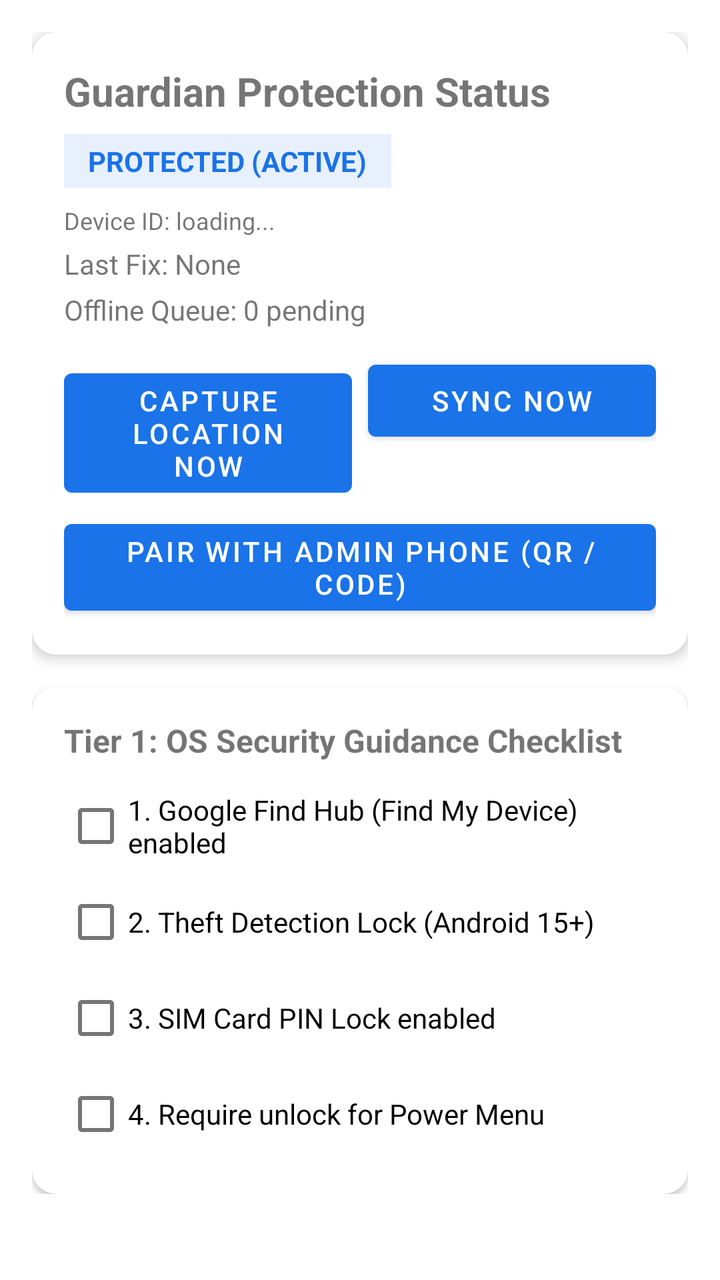
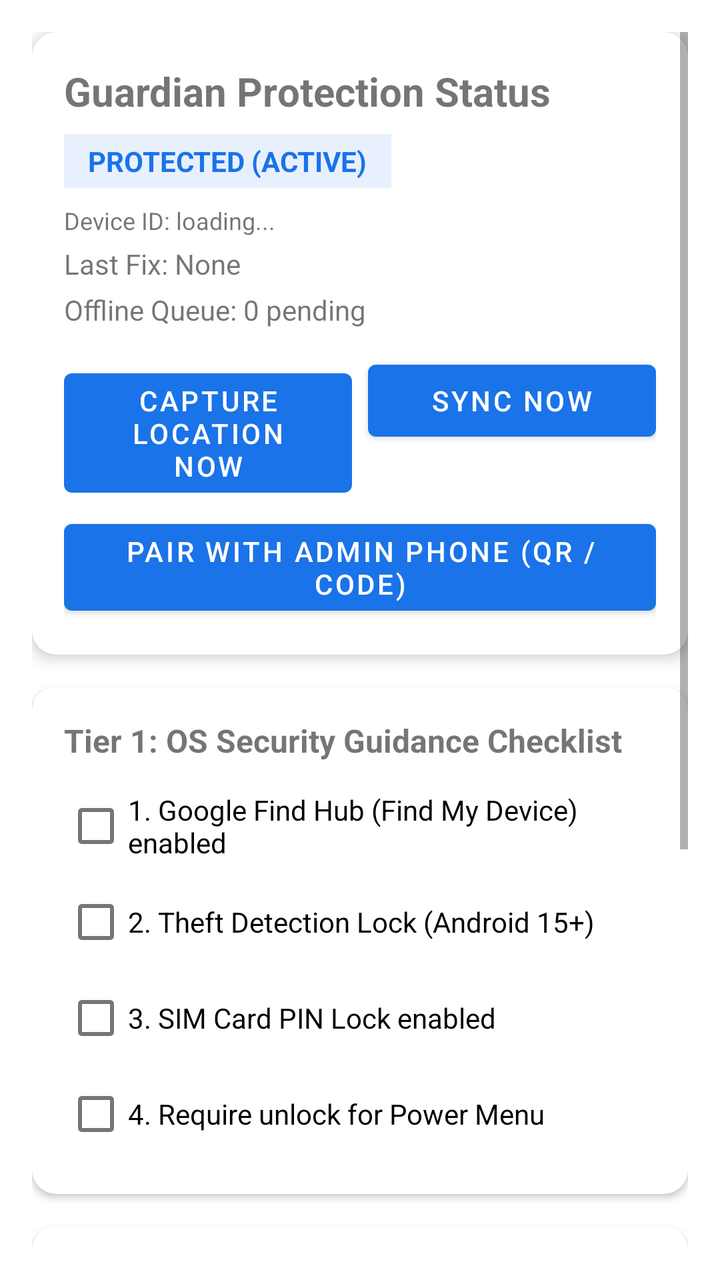

An Android layout rendered at two revisions. The XML below is the earlier revision; the diff shows what the commit changed to produce the second picture.
<!-- AndroidManifest.xml: application theme Theme.Guardian -->
<!-- res/layout/activity_main.xml -->
<?xml version="1.0" encoding="utf-8"?>
<ScrollView xmlns:android="http://schemas.android.com/apk/res/android"
    xmlns:app="http://schemas.android.com/apk/res-auto"
    android:layout_width="match_parent"
    android:layout_height="match_parent"
    android:padding="16dp">

    <LinearLayout
        android:layout_width="match_parent"
        android:layout_height="wrap_content"
        android:orientation="vertical">

        
        <com.google.android.material.card.MaterialCardView
            android:layout_width="match_parent"
            android:layout_height="wrap_content"
            android:layout_marginBottom="16dp"
            app:cardCornerRadius="12dp"
            app:cardElevation="4dp">

            <LinearLayout
                android:layout_width="match_parent"
                android:layout_height="wrap_content"
                android:orientation="vertical"
                android:padding="16dp">

                <TextView
                    android:id="@+id/tvStatusTitle"
                    android:layout_width="wrap_content"
                    android:layout_height="wrap_content"
                    android:text="@string/status_title"
                    android:textSize="20sp"
                    android:textStyle="bold" />

                <TextView
                    android:id="@+id/tvStatusBadge"
                    android:layout_width="wrap_content"
                    android:layout_height="wrap_content"
                    android:layout_marginTop="8dp"
                    android:background="#E8F0FE"
                    android:paddingHorizontal="12dp"
                    android:paddingVertical="4dp"
                    android:text="PROTECTED (ACTIVE)"
                    android:textColor="#1A73E8"
                    android:textStyle="bold" />

                <TextView
                    android:id="@+id/tvDeviceId"
                    android:layout_width="wrap_content"
                    android:layout_height="wrap_content"
                    android:layout_marginTop="8dp"
                    android:text="Device ID: loading..."
                    android:textSize="12sp" />

                <TextView
                    android:id="@+id/tvLastLocation"
                    android:layout_width="wrap_content"
                    android:layout_height="wrap_content"
                    android:layout_marginTop="4dp"
                    android:text="Last Fix: None"
                    android:textSize="14sp" />

                <TextView
                    android:id="@+id/tvQueueCount"
                    android:layout_width="wrap_content"
                    android:layout_height="wrap_content"
                    android:layout_marginTop="4dp"
                    android:text="Offline Queue: 0 pending"
                    android:textSize="14sp" />

                <LinearLayout
                    android:layout_width="match_parent"
                    android:layout_height="wrap_content"
                    android:layout_marginTop="12dp"
                    android:orientation="horizontal">

                    <Button
                        android:id="@+id/btnCaptureNow"
                        android:layout_width="0dp"
                        android:layout_height="wrap_content"
                        android:layout_weight="1"
                        android:layout_marginEnd="8dp"
                        android:text="@string/action_capture_now" />

                    <Button
                        android:id="@+id/btnSyncNow"
                        android:layout_width="0dp"
                        android:layout_height="wrap_content"
                        android:layout_weight="1"
                        android:text="@string/action_sync_now" />
                </LinearLayout>

                <Button
                    android:id="@+id/btnPairWithAdmin"
                    android:layout_width="match_parent"
                    android:layout_height="wrap_content"
                    android:layout_marginTop="8dp"
                    android:text="Pair with Admin Phone (QR / Code)" />

            </LinearLayout>
        </com.google.android.material.card.MaterialCardView>

        
        <com.google.android.material.card.MaterialCardView
            android:layout_width="match_parent"
            android:layout_height="wrap_content"
            app:cardCornerRadius="12dp"
            app:cardElevation="2dp">

            <LinearLayout
                android:layout_width="match_parent"
                android:layout_height="wrap_content"
                android:orientation="vertical"
                android:padding="16dp">

                <TextView
                    android:layout_width="wrap_content"
                    android:layout_height="wrap_content"
                    android:text="@string/tier1_title"
                    android:textSize="16sp"
                    android:textStyle="bold" />

                <CheckBox
                    android:id="@+id/cbFindHub"
                    android:layout_width="wrap_content"
                    android:layout_height="wrap_content"
                    android:layout_marginTop="8dp"
                    android:text="@string/tier1_find_hub" />

                <CheckBox
                    android:id="@+id/cbTheftDetection"
                    android:layout_width="wrap_content"
                    android:layout_height="wrap_content"
                    android:text="@string/tier1_theft_detection" />

                <CheckBox
                    android:id="@+id/cbSimLock"
                    android:layout_width="wrap_content"
                    android:layout_height="wrap_content"
                    android:text="@string/tier1_sim_lock" />

                <CheckBox
                    android:id="@+id/cbPowerMenu"
                    android:layout_width="wrap_content"
                    android:layout_height="wrap_content"
                    android:text="@string/tier1_power_menu" />

            </LinearLayout>
        </com.google.android.material.card.MaterialCardView>

    </LinearLayout>
</ScrollView>
<!-- resources referenced by this layout -->
<resources>
  <string name="action_capture_now">Capture Location Now</string>
  <string name="action_sync_now">Sync Now</string>
  <string name="status_title">Guardian Protection Status</string>
  <string name="tier1_find_hub">1. Google Find Hub (Find My Device) enabled</string>
  <string name="tier1_power_menu">4. Require unlock for Power Menu</string>
  <string name="tier1_sim_lock">3. SIM Card PIN Lock enabled</string>
  <string name="tier1_theft_detection">2. Theft Detection Lock (Android 15+)</string>
  <string name="tier1_title">Tier 1: OS Security Guidance Checklist</string>
  <style name="Theme.Guardian" parent="Theme.MaterialComponents.DayNight.DarkActionBar">
          <item name="colorPrimary">#1A73E8</item>
          <item name="colorPrimaryVariant">#1557B0</item>
          <item name="colorOnPrimary">#FFFFFF</item>
      </style>
</resources>

<!-- the commit's change to res/layout/activity_main.xml (unified diff, before → after) -->
@@ -148,5 +148,103 @@
             </LinearLayout>
         </com.google.android.material.card.MaterialCardView>
 
+        
+        <com.google.android.material.card.MaterialCardView
+            android:layout_width="match_parent"
+            android:layout_height="wrap_content"
+            android:layout_marginTop="16dp"
+            app:cardCornerRadius="12dp"
+            app:cardElevation="2dp">
+
+            <LinearLayout
+                android:layout_width="match_parent"
+                android:layout_height="wrap_content"
+                android:orientation="vertical"
+                android:padding="16dp">
+
+                <TextView
+                    android:layout_width="wrap_content"
+                    android:layout_height="wrap_content"
+                    android:text="Tier 3: Enterprise Device Owner"
+                    android:textSize="16sp"
+                    android:textStyle="bold" />
+
+                <TextView
+                    android:id="@+id/tvDeviceOwnerBadge"
+                    android:layout_width="wrap_content"
+                    android:layout_height="wrap_content"
+                    android:layout_marginTop="6dp"
+                    android:background="#FEF3C7"
+                    android:paddingHorizontal="10dp"
+                    android:paddingVertical="3dp"
+                    android:text="DEVICE OWNER: CHECKING..."
+                    android:textColor="#92400E"
+                    android:textStyle="bold"
+                    android:textSize="12sp" />
+
+                <TextView
+                    android:id="@+id/tvDeviceOwnerDetails"
+                    android:layout_width="wrap_content"
+                    android:layout_height="wrap_content"
+                    android:layout_marginTop="6dp"
+                    android:text="Locks factory reset, safe boot, user creation, and package uninstallation. In stolen state, locks device into kiosk mode."
+                    android:textSize="12sp"
+                    android:textColor="#64748B" />
+
+                <TextView
+                    android:id="@+id/tvRestrictionsStatus"
+                    android:layout_width="match_parent"
+                    android:layout_height="wrap_content"
+                    android:layout_marginTop="8dp"
+                    android:background="#F8FAFC"
+                    android:padding="10dp"
+                    android:fontFamily="monospace"
+                    android:textSize="11sp"
+                    android:text="Loading restrictions status..." />
+
+                <LinearLayout
+                    android:layout_width="match_parent"
+                    android:layout_height="wrap_content"
+                    android:layout_marginTop="10dp"
+                    android:orientation="horizontal">
+
+                    <Button
+                        android:id="@+id/btnEnforceRestrictions"
+                        android:layout_width="0dp"
+                        android:layout_height="wrap_content"
+                        android:layout_weight="1"
+                        android:layout_marginEnd="6dp"
+                        android:text="Lockdown (Enforce)"
+                        android:textSize="11sp" />
+
+                    <Button
+                        android:id="@+id/btnClearRestrictions"
+                        android:layout_width="0dp"
+                        android:layout_height="wrap_content"
+                        android:layout_weight="1"
+                        android:text="Clear Lockdown"
+                        android:textSize="11sp" />
+                </LinearLayout>
+
+                <Button
+                    android:id="@+id/btnToggleLockTaskKiosk"
+                    android:layout_width="match_parent"
+                    android:layout_height="wrap_content"
+                    android:layout_marginTop="6dp"
+                    android:text="Enter Stolen Kiosk Mode"
+                    android:textSize="11sp" />
+
+                <Button
+                    android:id="@+id/btnShowAdbCommand"
+                    android:layout_width="match_parent"
+                    android:layout_height="wrap_content"
+                    android:layout_marginTop="4dp"
+                    android:text="Show Provisioning ADB Command"
+                    android:textSize="11sp"
+                    style="@style/Widget.MaterialComponents.Button.TextButton" />
+
+            </LinearLayout>
+        </com.google.android.material.card.MaterialCardView>
+
     </LinearLayout>
 </ScrollView>
